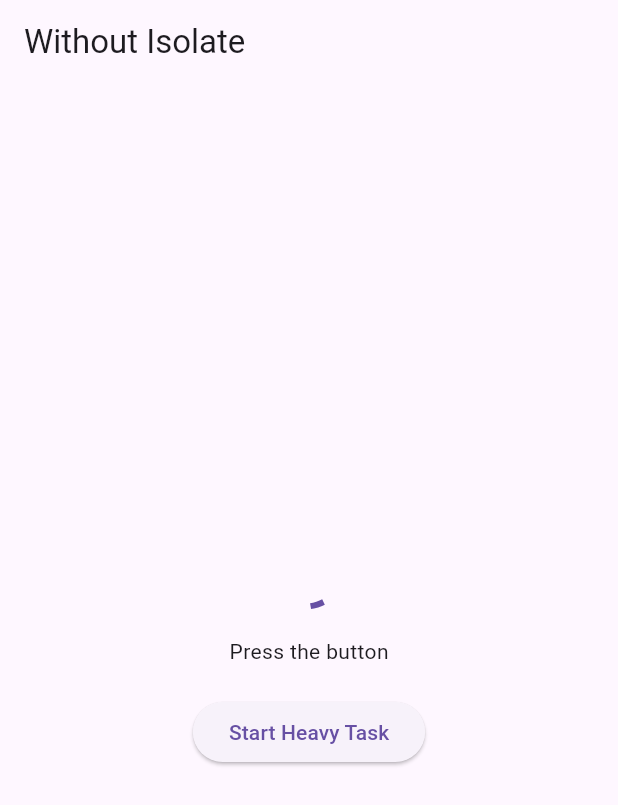
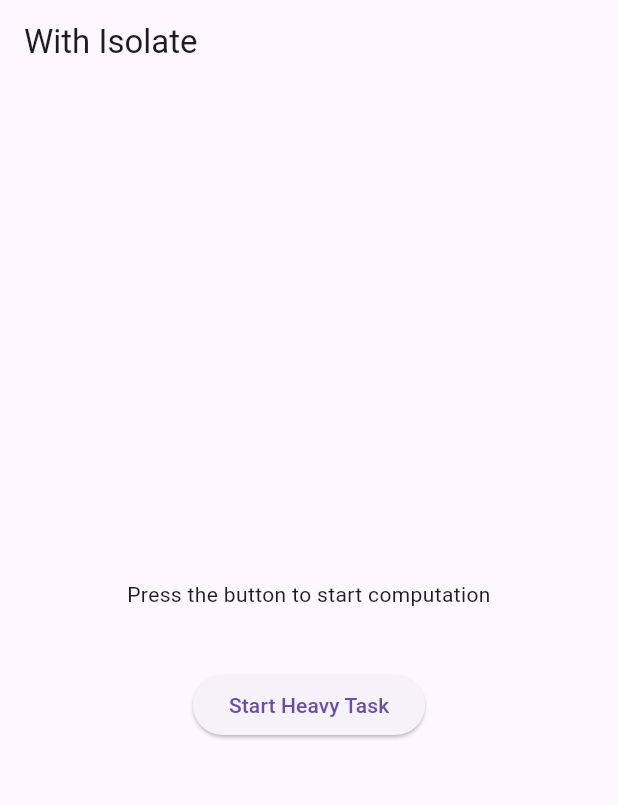
Before and after one commit to helloDevAman/Isolate-Medium, a Flutter app: the screen it shows after launch, on a phone screen of 412 x 824 dp. Shown: the top 805 px of the screen. Run offline on Flutter 3.47's test engine with Material 3 defaults, Android fonts, the phone set to English and light mode, and no system bars.

Commit message:
Medium task with isolate

```diff
--- a/lib/main.dart
+++ b/lib/main.dart
@@ -1,5 +1,7 @@
 import 'package:flutter/material.dart';
 
+import 'medium/medium_task_with_isolate.dart';
+import 'simple/simple_task_with_isolate.dart';
 import 'simple/simple_task_without_isolate.dart';
 
 void main() {
@@ -13,7 +15,7 @@ class App extends StatelessWidget {
   @override
   Widget build(BuildContext context) {
     return MaterialApp(
-      home: const SimpleTaskWithoutIsolate(),
+      home: const MediumTaskWithIsolate(),
     );
   }
 }
--- /dev/null
+++ b/lib/medium/medium_task_with_isolate.dart
@@ -0,0 +1,104 @@
+import 'dart:async';
+import 'dart:isolate';
+
+import 'package:flutter/material.dart';
+
+class MediumTaskWithIsolate extends StatefulWidget {
+  const MediumTaskWithIsolate({super.key});
+
+  @override
+  State<MediumTaskWithIsolate> createState() => _MediumTaskWithIsolateState();
+}
+
+class _MediumTaskWithIsolateState extends State<MediumTaskWithIsolate> {
+  StreamController<double> progressStreamController =
+      StreamController<double>();
+  String result = "Press the button to start computation";
+  bool isComputing = false;
+  Isolate? computationIsolate;
+
+  void startComputation() async {
+    setState(() {
+      isComputing = true;
+      result = "Computing...";
+    });
+
+    ReceivePort receivePort = ReceivePort();
+    computationIsolate = await Isolate.spawn(
+      heavyComputation,
+      receivePort.sendPort,
+    );
+
+    receivePort.listen((message) {
+      if (message is double) {
+        progressStreamController.add(message);
+      } else if (message is int) {
+        setState(() {
+          result = "Computation Completed: $message";
+          isComputing = false;
+        });
+        progressStreamController.close();
+      }
+    });
+  }
+
+  static void heavyComputation(SendPort sendPort) {
+    int sum = 0;
+    int totalIterations = 1000000000;
+    int progressStep = totalIterations ~/ 100;
+
+    for (int i = 0; i < totalIterations; i++) {
+      sum += i;
+
+      if (i % progressStep == 0) {
+        sendPort.send((i / totalIterations) * 100);
+      }
+    }
+
+    sendPort.send(sum);
+  }
+
+  @override
+  void dispose() {
+    progressStreamController.close();
+    computationIsolate?.kill(priority: Isolate.immediate);
+    super.dispose();
+  }
+
+  @override
+  Widget build(BuildContext context) {
+    return Scaffold(
+      appBar: AppBar(title: const Text("With Isolate")),
+      body: Center(
+        child: Column(
+          mainAxisAlignment: MainAxisAlignment.center,
+          children: [
+            Text(result, textAlign: TextAlign.center),
+            const SizedBox(height: 20),
+            StreamBuilder<double>(
+              stream: progressStreamController.stream,
+              builder: (context, snapshot) {
+                if (snapshot.hasData) {
+                  return Column(
+                    children: [
+                      LinearProgressIndicator(value: snapshot.data ?? 0 / 100),
+                      const SizedBox(height: 10),
+                      Text("${snapshot.data?.toStringAsFixed(2)}% Completed"),
+                    ],
+                  );
+                } else {
+                  return const SizedBox();
+                }
+              },
+            ),
+            const SizedBox(height: 20),
+            ElevatedButton(
+              onPressed: isComputing ? null : startComputation,
+              child: const Text("Start Heavy Task"),
+            ),
+          ],
+        ),
+      ),
+    );
+  }
+}
```
